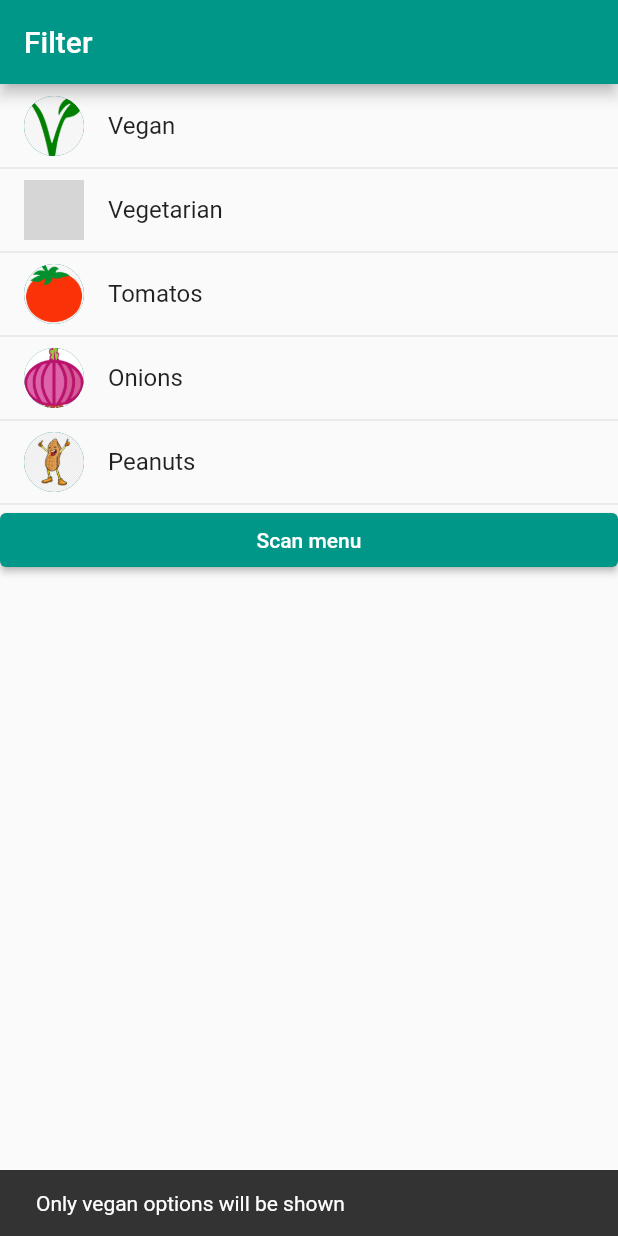
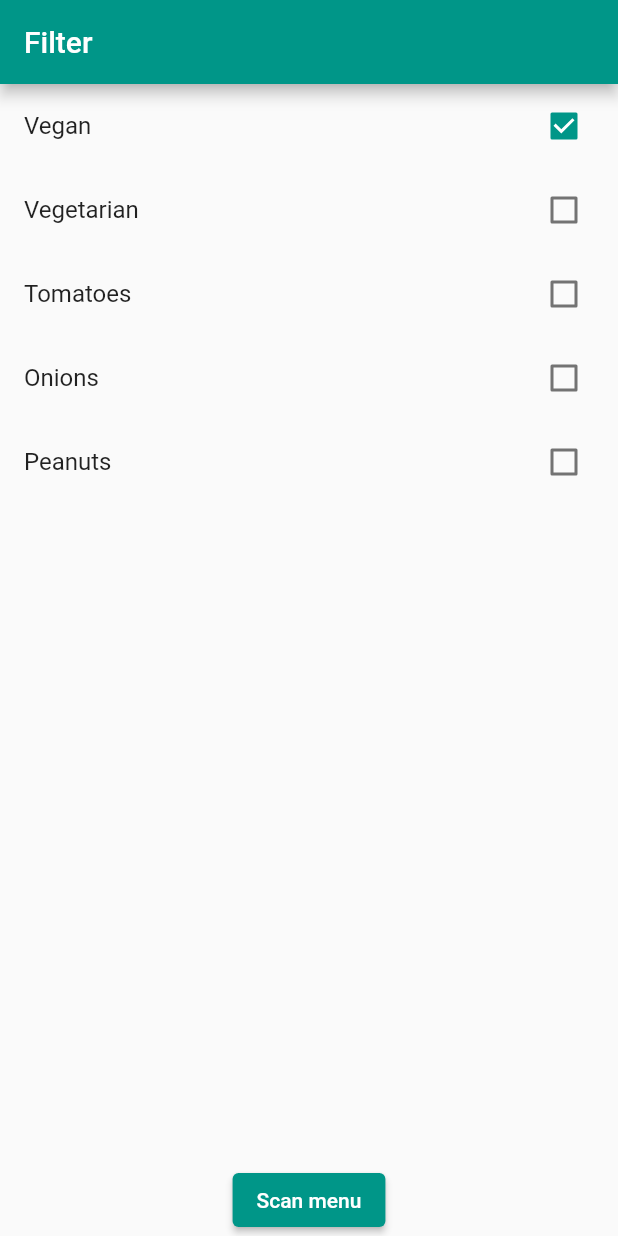
Before and after one commit to roboak/menu-scanner, a Flutter app: the screen it shows after launch, after a tap on "Vegan", on a phone screen of 412 x 824 dp. Run offline on Flutter 3.47's test engine with Material 2 defaults, Android fonts, the phone set to English and light mode, and no system bars; our stand-ins replace camera; missing offline and left inert: ml_kit_ocr; grey boxes are pictures that could not be loaded.

Commit message:
Updated filter ui (without functionality)

```diff
--- a/lib/main.dart
+++ b/lib/main.dart
@@ -1,9 +1,12 @@
 import 'package:flutter/material.dart';
+import 'package:flutter/scheduler.dart' show timeDilation;
 import 'take_picture.dart';
 
 void main() => runApp(MyApp());
 
 class MyApp extends StatelessWidget {
+  const MyApp({Key? key}) : super(key: key);
+
   @override
   Widget build(BuildContext context) {
     return MaterialApp(
@@ -14,7 +17,9 @@ class MyApp extends StatelessWidget {
       ),
       home: Scaffold(
         appBar: AppBar(title: Text('Filter')),
-        body: BodyLayout(),
+        //body: BodyLayout(),         //TODO Check this our
+        //body: CheckBoxListTile(),   //TODO Check this our
+        body: DynamicCheckbox(),      //TODO Check this our
       ),
     );
   }
@@ -113,3 +118,103 @@ Widget _myListView(BuildContext context) {
     ).toList(),
   );
 }
+
+class CheckBoxListTile extends StatefulWidget {
+  const CheckBoxListTile({Key? key}) : super(key: key);
+
+  @override
+  State<CheckBoxListTile> createState() => _CheckBoxListTile();
+}
+
+class _CheckBoxListTile extends State<CheckBoxListTile> {
+  @override
+  Widget build(BuildContext context) {
+    return CheckboxListTile(
+      title: const Text('Vegan'),
+      value: timeDilation != 1.0,
+      onChanged: (bool? value) {
+        setState(() {
+          timeDilation = value! ? 1.0 : 2.0;
+        });
+      },
+      secondary: const Icon(Icons.hourglass_empty),
+    );
+  }
+}
+
+
+class DynamicCheckbox extends StatefulWidget {
+  @override
+  DynamicCheckboxState createState() => new DynamicCheckboxState();
+}
+
+class DynamicCheckboxState extends State {
+
+  // TODO Safe these values in memory s.t. they can be accessed later on again
+  Map<String, bool?> List = {
+    'Vegan' : false,
+    'Vegetarian' : false,
+    'Tomatoes' : false,
+    'Onions' : false,
+    'Peanuts' : false,
+  };
+
+  var holder_1 = [];
+
+  getItems(){
+    List.forEach((key, value) {
+      if(value == true)
+      {
+        holder_1.add(key);
+      }
+    });
+
+    // Printing all selected items on Terminal screen.
+    print(holder_1);
+    // Here you will get all your selected Checkbox items.
+
+    // Clear array after use.
+    holder_1.clear();
+  }
+
+  @override
+  Widget build(BuildContext context) {
+    return Column (children: <Widget>[
+      Expanded(
+        child :
+        ListView(
+          children: List.keys.map((String key) {
+            return new CheckboxListTile(
+              title: new Text(key),
+              value: List[key],
+              activeColor: Colors.teal,
+              checkColor: Colors.white,
+              onChanged: (bool? value) {
+                setState(() {
+                  List[key] = value;
+                });
+              },
+            );
+          }).toList(),
+        ),
+      ),
+      // TODO Make button more visible
+      ElevatedButton(
+        onPressed: () async {
+          //try {
+          //  await Navigator.of(context).push(  // TODO Not sure how to route this properly
+          //    MaterialPageRoute(
+          //      builder: (context) => TakePictureScreenState(
+          //      imagePath: imagePath,
+          //      ),
+          //    ),
+          //  );
+          //} catch (e) {
+          // If an error occurs, log the error to the console.
+          //  print(e);
+          //}
+        },
+        child: const Text('Scan menu'),
+      ),]);
+  }
+}
```
